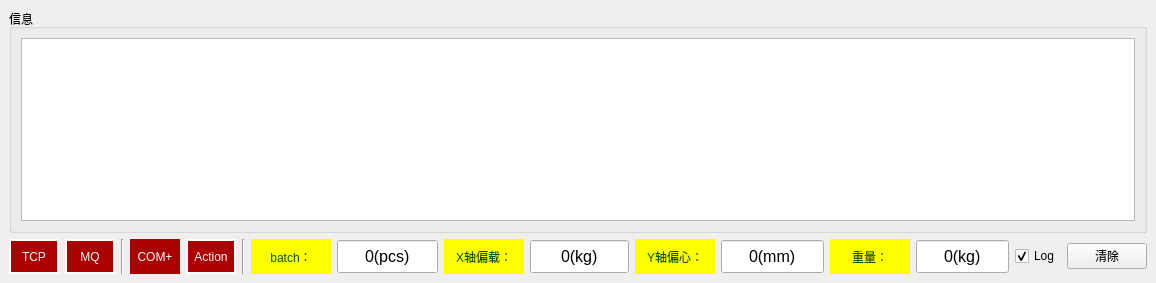
First picture: the form in ZBY_MQ/mainwindow.ui, repository 519984307/ZBY_MQQ, before the edit.
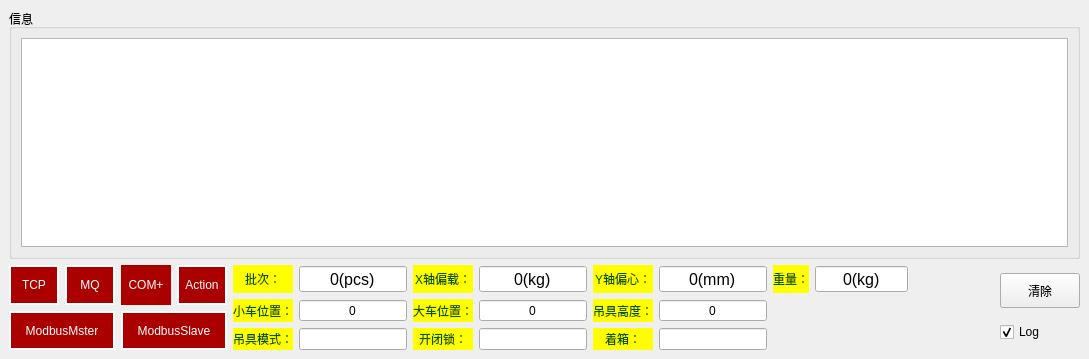
Second picture: the form after the edit. Icons and pictures are not drawn.

Patch:
```diff
--- a/ZBY_MQ/mainwindow.ui
+++ b/ZBY_MQ/mainwindow.ui
@@ -6,8 +6,8 @@
    <rect>
     <x>0</x>
     <y>0</y>
-    <width>1142</width>
-    <height>283</height>
+    <width>1089</width>
+    <height>359</height>
    </rect>
   </property>
   <property name="windowTitle">
@@ -18,123 +18,68 @@
     <normaloff>../../Container_Multiple_Channels_20200522/Container_Multiple_Channels_20200522/Main/ICO/ICO.ico</normaloff>../../Container_Multiple_Channels_20200522/Container_Multiple_Channels_20200522/Main/ICO/ICO.ico</iconset>
   </property>
   <widget class="QWidget" name="centralwidget">
-   <layout class="QGridLayout" name="gridLayout">
-    <item row="1" column="8">
-     <widget class="QLabel" name="label_5">
-      <property name="minimumSize">
-       <size>
-        <width>80</width>
-        <height>0</height>
-       </size>
+   <layout class="QGridLayout" name="gridLayout_4">
+    <item row="0" column="0" colspan="4">
+     <widget class="QGroupBox" name="groupBox">
+      <property name="title">
+       <string>信息</string>
       </property>
-      <property name="styleSheet">
-       <string notr="true">background-color: rgb(255, 255, 0);
-color: rgb(0, 85, 0);</string>
-      </property>
-      <property name="text">
-       <string>X轴偏载：</string>
-      </property>
-      <property name="alignment">
-       <set>Qt::AlignCenter</set>
-      </property>
+      <layout class="QGridLayout" name="gridLayout_3">
+       <item row="0" column="0">
+        <widget class="QPlainTextEdit" name="plainTextEdit"/>
+       </item>
+      </layout>
      </widget>
     </item>
-    <item row="1" column="9">
-     <widget class="QSpinBox" name="spinBox_2">
+    <item row="1" column="0">
+     <layout class="QGridLayout" name="gridLayout_2">
+      <item row="0" column="0">
+       <widget class="QLabel" name="label">
       <property name="minimumSize">
        <size>
-        <width>0</width>
-        <height>35</height>
-       </size>
-      </property>
-      <property name="font">
-       <font>
-        <pointsize>12</pointsize>
-       </font>
-      </property>
-      <property name="alignment">
-       <set>Qt::AlignCenter</set>
-      </property>
-      <property name="readOnly">
-       <bool>true</bool>
-      </property>
-      <property name="buttonSymbols">
-       <enum>QAbstractSpinBox::NoButtons</enum>
-      </property>
-      <property name="suffix">
-       <string>(kg)</string>
-      </property>
-      <property name="prefix">
-       <string/>
-      </property>
-      <property name="minimum">
-       <number>-100000</number>
-      </property>
-      <property name="maximum">
-       <number>1000000</number>
-      </property>
-      <property name="value">
-       <number>0</number>
-      </property>
-     </widget>
-    </item>
-    <item row="1" column="13">
-     <widget class="QSpinBox" name="spinBox_4">
-      <property name="minimumSize">
-       <size>
-        <width>0</width>
-        <height>35</height>
-       </size>
-      </property>
-      <property name="font">
-       <font>
-        <pointsize>12</pointsize>
-       </font>
-      </property>
+          <width>50</width>
+          <height>0</height>
+         </size>
+        </property>
+        <property name="styleSheet">
+         <string notr="true">background-color: rgb(170, 0, 0);
+color: rgb(255, 255, 255);</string>
+        </property>
+        <property name="frameShape">
+         <enum>QFrame::WinPanel</enum>
+        </property>
+        <property name="text">
+         <string>TCP</string>
+        </property>
       <property name="alignment">
        <set>Qt::AlignCenter</set>
       </property>
-      <property name="readOnly">
-       <bool>true</bool>
-      </property>
-      <property name="buttonSymbols">
-       <enum>QAbstractSpinBox::NoButtons</enum>
-      </property>
-      <property name="suffix">
-       <string>(kg)</string>
-      </property>
-      <property name="minimum">
-       <number>-10000</number>
-      </property>
-      <property name="maximum">
-       <number>1000000</number>
-      </property>
-     </widget>
-    </item>
-    <item row="1" column="6">
-     <widget class="QLabel" name="label_4">
+       </widget>
+      </item>
+      <item row="0" column="1">
+       <widget class="QLabel" name="label_2">
       <property name="minimumSize">
        <size>
-        <width>80</width>
+          <width>50</width>
         <height>0</height>
        </size>
       </property>
       <property name="styleSheet">
-       <string notr="true">background-color: rgb(255, 255, 0);
-color: rgb(0, 85, 0);</string>
+         <string notr="true">background-color: rgb(170, 0, 0);
+color: rgb(255, 255, 255);</string>
       </property>
       <property name="frameShape">
-       <enum>QFrame::NoFrame</enum>
+         <enum>QFrame::WinPanel</enum>
       </property>
       <property name="text">
-       <string>batch：</string>
+         <string>MQ</string>
       </property>
       <property name="alignment">
        <set>Qt::AlignCenter</set>
       </property>
      </widget>
     </item>
-    <item row="1" column="3">
+      <item row="0" column="2">
      <widget class="QLabel" name="label_8">
       <property name="minimumSize">
        <size>
@@ -157,47 +102,7 @@
       </property>
      </widget>
     </item>
-    <item row="1" column="11">
-     <widget class="QSpinBox" name="spinBox_3">
-      <property name="minimumSize">
-       <size>
-        <width>0</width>
-        <height>35</height>
-       </size>
-      </property>
-      <property name="font">
-       <font>
-        <pointsize>12</pointsize>
-       </font>
-      </property>
-      <property name="alignment">
-       <set>Qt::AlignCenter</set>
-      </property>
-      <property name="readOnly">
-       <bool>true</bool>
-      </property>
-      <property name="buttonSymbols">
-       <enum>QAbstractSpinBox::NoButtons</enum>
-      </property>
-      <property name="suffix">
-       <string>(mm)</string>
-      </property>
-      <property name="minimum">
-       <number>-10000</number>
-      </property>
-      <property name="maximum">
-       <number>1000000</number>
-      </property>
-     </widget>
-    </item>
-    <item row="1" column="2">
-     <widget class="Line" name="line_3">
-      <property name="orientation">
-       <enum>Qt::Vertical</enum>
-      </property>
-     </widget>
-    </item>
-    <item row="1" column="4">
+      <item row="0" column="3">
      <widget class="QLabel" name="label_3">
       <property name="minimumSize">
        <size>
@@ -232,11 +137,175 @@
       </property>
      </widget>
     </item>
-    <item row="1" column="10">
+      <item row="1" column="0" colspan="2">
+       <widget class="QLabel" name="label_9">
+        <property name="minimumSize">
+         <size>
+          <width>50</width>
+          <height>0</height>
+         </size>
+        </property>
+        <property name="styleSheet">
+         <string notr="true">background-color: rgb(170, 0, 0);
+color: rgb(255, 255, 255);</string>
+        </property>
+        <property name="frameShape">
+         <enum>QFrame::WinPanel</enum>
+        </property>
+        <property name="text">
+         <string>ModbusMster</string>
+        </property>
+        <property name="alignment">
+         <set>Qt::AlignCenter</set>
+        </property>
+       </widget>
+      </item>
+      <item row="1" column="2" colspan="2">
+       <widget class="QLabel" name="label_16">
+        <property name="styleSheet">
+         <string notr="true">background-color: rgb(170, 0, 0);
+color: rgb(255, 255, 255);</string>
+        </property>
+        <property name="frameShape">
+         <enum>QFrame::WinPanel</enum>
+        </property>
+        <property name="text">
+         <string>ModbusSlave</string>
+        </property>
+        <property name="alignment">
+         <set>Qt::AlignCenter</set>
+        </property>
+       </widget>
+      </item>
+     </layout>
+    </item>
+    <item row="1" column="1">
+     <layout class="QGridLayout" name="gridLayout">
+      <item row="1" column="5">
+       <widget class="QSpinBox" name="spinBox_7">
+        <property name="minimumSize">
+         <size>
+          <width>0</width>
+          <height>0</height>
+         </size>
+        </property>
+        <property name="alignment">
+         <set>Qt::AlignCenter</set>
+        </property>
+        <property name="readOnly">
+         <bool>true</bool>
+        </property>
+        <property name="buttonSymbols">
+         <enum>QAbstractSpinBox::NoButtons</enum>
+        </property>
+        <property name="minimum">
+         <number>-1000000</number>
+        </property>
+        <property name="maximum">
+         <number>1000000</number>
+        </property>
+       </widget>
+      </item>
+      <item row="2" column="1">
+       <widget class="QLineEdit" name="lineEdit">
+        <property name="minimumSize">
+         <size>
+          <width>0</width>
+          <height>0</height>
+         </size>
+        </property>
+        <property name="alignment">
+         <set>Qt::AlignCenter</set>
+        </property>
+        <property name="readOnly">
+         <bool>true</bool>
+        </property>
+       </widget>
+      </item>
+      <item row="0" column="5">
+       <widget class="QSpinBox" name="spinBox_3">
+        <property name="minimumSize">
+         <size>
+          <width>0</width>
+          <height>0</height>
+         </size>
+        </property>
+        <property name="font">
+         <font>
+          <pointsize>12</pointsize>
+         </font>
+        </property>
+        <property name="alignment">
+         <set>Qt::AlignCenter</set>
+        </property>
+        <property name="readOnly">
+         <bool>true</bool>
+        </property>
+        <property name="buttonSymbols">
+         <enum>QAbstractSpinBox::NoButtons</enum>
+        </property>
+        <property name="suffix">
+         <string>(mm)</string>
+        </property>
+        <property name="minimum">
+         <number>-10000</number>
+        </property>
+        <property name="maximum">
+         <number>1000000</number>
+        </property>
+       </widget>
+      </item>
+      <item row="0" column="7">
+       <widget class="QSpinBox" name="spinBox_4">
+        <property name="minimumSize">
+         <size>
+          <width>0</width>
+          <height>0</height>
+         </size>
+        </property>
+        <property name="font">
+         <font>
+          <pointsize>12</pointsize>
+         </font>
+        </property>
+        <property name="alignment">
+         <set>Qt::AlignCenter</set>
+        </property>
+        <property name="readOnly">
+         <bool>true</bool>
+        </property>
+        <property name="buttonSymbols">
+         <enum>QAbstractSpinBox::NoButtons</enum>
+        </property>
+        <property name="suffix">
+         <string>(kg)</string>
+        </property>
+        <property name="minimum">
+         <number>-10000</number>
+        </property>
+        <property name="maximum">
+         <number>1000000</number>
+        </property>
+       </widget>
+      </item>
+      <item row="2" column="3">
+       <widget class="QLineEdit" name="lineEdit_2">
+        <property name="minimumSize">
+         <size>
+          <width>0</width>
+          <height>0</height>
+         </size>
+        </property>
+        <property name="alignment">
+         <set>Qt::AlignCenter</set>
+        </property>
+       </widget>
+      </item>
+      <item row="0" column="4">
      <widget class="QLabel" name="label_6">
       <property name="minimumSize">
        <size>
-        <width>80</width>
+          <width>0</width>
         <height>0</height>
        </size>
       </property>
@@ -252,12 +321,172 @@
       </property>
      </widget>
     </item>
-    <item row="1" column="7">
+      <item row="1" column="4">
+       <widget class="QLabel" name="label_12">
+        <property name="styleSheet">
+         <string notr="true">background-color: rgb(255, 255, 0);
+color: rgb(0, 85, 0);</string>
+        </property>
+        <property name="text">
+         <string>吊具高度：</string>
+        </property>
+        <property name="alignment">
+         <set>Qt::AlignCenter</set>
+        </property>
+       </widget>
+      </item>
+      <item row="1" column="0">
+       <widget class="QLabel" name="label_10">
+        <property name="styleSheet">
+         <string notr="true">background-color: rgb(255, 255, 0);
+color: rgb(0, 85, 0);</string>
+        </property>
+        <property name="text">
+         <string>小车位置：</string>
+        </property>
+        <property name="alignment">
+         <set>Qt::AlignCenter</set>
+        </property>
+       </widget>
+      </item>
+      <item row="1" column="1">
+       <widget class="QSpinBox" name="spinBox_5">
+        <property name="minimumSize">
+         <size>
+          <width>0</width>
+          <height>0</height>
+         </size>
+        </property>
+        <property name="alignment">
+         <set>Qt::AlignCenter</set>
+        </property>
+        <property name="readOnly">
+         <bool>true</bool>
+        </property>
+        <property name="buttonSymbols">
+         <enum>QAbstractSpinBox::NoButtons</enum>
+        </property>
+        <property name="minimum">
+         <number>-1000000</number>
+        </property>
+        <property name="maximum">
+         <number>1000000</number>
+        </property>
+       </widget>
+      </item>
+      <item row="1" column="2">
+       <widget class="QLabel" name="label_11">
+        <property name="styleSheet">
+         <string notr="true">background-color: rgb(255, 255, 0);
+color: rgb(0, 85, 0);</string>
+        </property>
+        <property name="text">
+         <string>大车位置：</string>
+        </property>
+        <property name="alignment">
+         <set>Qt::AlignCenter</set>
+        </property>
+       </widget>
+      </item>
+      <item row="2" column="2">
+       <widget class="QLabel" name="label_14">
+        <property name="styleSheet">
+         <string notr="true">background-color: rgb(255, 255, 0);
+color: rgb(0, 85, 0);</string>
+        </property>
+        <property name="text">
+         <string>开闭锁：</string>
+        </property>
+        <property name="alignment">
+         <set>Qt::AlignCenter</set>
+        </property>
+       </widget>
+      </item>
+      <item row="1" column="3">
+       <widget class="QSpinBox" name="spinBox_6">
+        <property name="minimumSize">
+         <size>
+          <width>0</width>
+          <height>0</height>
+         </size>
+        </property>
+        <property name="alignment">
+         <set>Qt::AlignCenter</set>
+        </property>
+        <property name="buttonSymbols">
+         <enum>QAbstractSpinBox::NoButtons</enum>
+        </property>
+        <property name="minimum">
+         <number>-1000000</number>
+        </property>
+        <property name="maximum">
+         <number>1000000</number>
+        </property>
+       </widget>
+      </item>
+      <item row="0" column="0">
+       <widget class="QLabel" name="label_4">
+        <property name="minimumSize">
+         <size>
+          <width>0</width>
+          <height>0</height>
+         </size>
+        </property>
+        <property name="styleSheet">
+         <string notr="true">background-color: rgb(255, 255, 0);
+color: rgb(0, 85, 0);</string>
+        </property>
+        <property name="frameShape">
+         <enum>QFrame::NoFrame</enum>
+        </property>
+        <property name="text">
+         <string>批次：</string>
+        </property>
+        <property name="alignment">
+         <set>Qt::AlignCenter</set>
+        </property>
+       </widget>
+      </item>
+      <item row="0" column="6">
+       <widget class="QLabel" name="label_7">
+        <property name="minimumSize">
+         <size>
+          <width>0</width>
+          <height>0</height>
+         </size>
+        </property>
+        <property name="styleSheet">
+         <string notr="true">background-color: rgb(255, 255, 0);
+color: rgb(0, 85, 0);</string>
+        </property>
+        <property name="text">
+         <string>重量：</string>
+        </property>
+        <property name="alignment">
+         <set>Qt::AlignCenter</set>
+        </property>
+       </widget>
+      </item>
+      <item row="2" column="0">
+       <widget class="QLabel" name="label_13">
+        <property name="styleSheet">
+         <string notr="true">background-color: rgb(255, 255, 0);
+color: rgb(0, 85, 0);</string>
+        </property>
+        <property name="text">
+         <string>吊具模式：</string>
+        </property>
+        <property name="alignment">
+         <set>Qt::AlignCenter</set>
+        </property>
+       </widget>
+      </item>
+      <item row="0" column="1">
      <widget class="QSpinBox" name="spinBox">
       <property name="minimumSize">
        <size>
         <width>0</width>
-        <height>35</height>
+          <height>0</height>
        </size>
       </property>
       <property name="baseSize">
@@ -291,107 +520,133 @@
       </property>
      </widget>
     </item>
-    <item row="1" column="1">
-     <widget class="QLabel" name="label_2">
+      <item row="0" column="3">
+       <widget class="QSpinBox" name="spinBox_2">
       <property name="minimumSize">
        <size>
-        <width>50</width>
+          <width>0</width>
         <height>0</height>
        </size>
       </property>
+        <property name="font">
+         <font>
+          <pointsize>12</pointsize>
+         </font>
+        </property>
+        <property name="alignment">
+         <set>Qt::AlignCenter</set>
+        </property>
+        <property name="readOnly">
+         <bool>true</bool>
+        </property>
+        <property name="buttonSymbols">
+         <enum>QAbstractSpinBox::NoButtons</enum>
+        </property>
+        <property name="suffix">
+         <string>(kg)</string>
+        </property>
+        <property name="prefix">
+         <string/>
+        </property>
+        <property name="minimum">
+         <number>-100000</number>
+        </property>
+        <property name="maximum">
+         <number>1000000</number>
+        </property>
+        <property name="value">
+         <number>0</number>
+        </property>
+       </widget>
+      </item>
+      <item row="0" column="2">
+       <widget class="QLabel" name="label_5">
+        <property name="minimumSize">
+         <size>
+          <width>0</width>
+          <height>0</height>
+         </size>
+        </property>
       <property name="styleSheet">
-       <string notr="true">background-color: rgb(170, 0, 0);
-color: rgb(255, 255, 255);</string>
-      </property>
-      <property name="frameShape">
-       <enum>QFrame::WinPanel</enum>
-      </property>
+         <string notr="true">background-color: rgb(255, 255, 0);
+color: rgb(0, 85, 0);</string>
+        </property>
+        <property name="text">
+         <string>X轴偏载：</string>
+        </property>
+        <property name="alignment">
+         <set>Qt::AlignCenter</set>
+        </property>
+       </widget>
+      </item>
+      <item row="2" column="4">
+       <widget class="QLabel" name="label_15">
+        <property name="styleSheet">
+         <string notr="true">background-color: rgb(255, 255, 0);
+color: rgb(0, 85, 0);</string>
+        </property>
       <property name="text">
-       <string>MQ</string>
+         <string>着箱：</string>
       </property>
       <property name="alignment">
        <set>Qt::AlignCenter</set>
       </property>
      </widget>
     </item>
-    <item row="1" column="5">
-     <widget class="Line" name="line_2">
+      <item row="2" column="5">
+       <widget class="QLineEdit" name="lineEdit_3">
+        <property name="alignment">
+         <set>Qt::AlignCenter</set>
+        </property>
+       </widget>
+      </item>
+     </layout>
+    </item>
+    <item row="1" column="2">
+     <spacer name="horizontalSpacer">
       <property name="orientation">
-       <enum>Qt::Vertical</enum>
+       <enum>Qt::Horizontal</enum>
+      </property>
+      <property name="sizeHint" stdset="0">
+       <size>
+        <width>62</width>
+        <height>20</height>
+       </size>
+      </property>
+     </spacer>
+    </item>
+    <item row="1" column="3">
+     <layout class="QVBoxLayout" name="verticalLayout">
+      <item>
+       <widget class="QPushButton" name="pushButton_3">
+        <property name="minimumSize">
+         <size>
+          <width>0</width>
+          <height>35</height>
+         </size>
+        </property>
+        <property name="text">
+         <string>清除</string>
       </property>
      </widget>
     </item>
-    <item row="1" column="14">
+      <item>
      <widget class="QCheckBox" name="checkBox">
       <property name="text">
        <string>Log</string>
       </property>
+        <property name="iconSize">
+         <size>
+          <width>0</width>
+          <height>16</height>
+         </size>
+        </property>
       <property name="checked">
        <bool>true</bool>
       </property>
      </widget>
     </item>
-    <item row="1" column="15">
-     <widget class="QPushButton" name="pushButton_3">
-      <property name="text">
-       <string>清除</string>
-      </property>
-     </widget>
-    </item>
-    <item row="0" column="0" colspan="16">
-     <widget class="QGroupBox" name="groupBox">
-      <property name="title">
-       <string>信息</string>
-      </property>
-      <layout class="QGridLayout" name="gridLayout_2">
-       <item row="1" column="0" colspan="2">
-        <widget class="QPlainTextEdit" name="plainTextEdit"/>
-       </item>
-      </layout>
-     </widget>
-    </item>
-    <item row="1" column="12">
-     <widget class="QLabel" name="label_7">
-      <property name="minimumSize">
-       <size>
-        <width>80</width>
-        <height>0</height>
-       </size>
-      </property>
-      <property name="styleSheet">
-       <string notr="true">background-color: rgb(255, 255, 0);
-color: rgb(0, 85, 0);</string>
-      </property>
-      <property name="text">
-       <string>重量：</string>
-      </property>
-      <property name="alignment">
-       <set>Qt::AlignCenter</set>
-      </property>
-     </widget>
-    </item>
-    <item row="1" column="0">
-     <widget class="QLabel" name="label">
-      <property name="minimumSize">
-       <size>
-        <width>50</width>
-        <height>35</height>
-       </size>
-      </property>
-      <property name="styleSheet">
-       <string notr="true">background-color: rgb(170, 0, 0);
-color: rgb(255, 255, 255);</string>
-      </property>
-      <property name="frameShape">
-       <enum>QFrame::WinPanel</enum>
-      </property>
-      <property name="text">
-       <string>TCP</string>
-      </property>
-      <property name="alignment">
-       <set>Qt::AlignCenter</set>
-      </property>
-     </widget>
+     </layout>
     </item>
    </layout>
   </widget>
```
Lines whose indentation alone changed are shown as unchanged.
